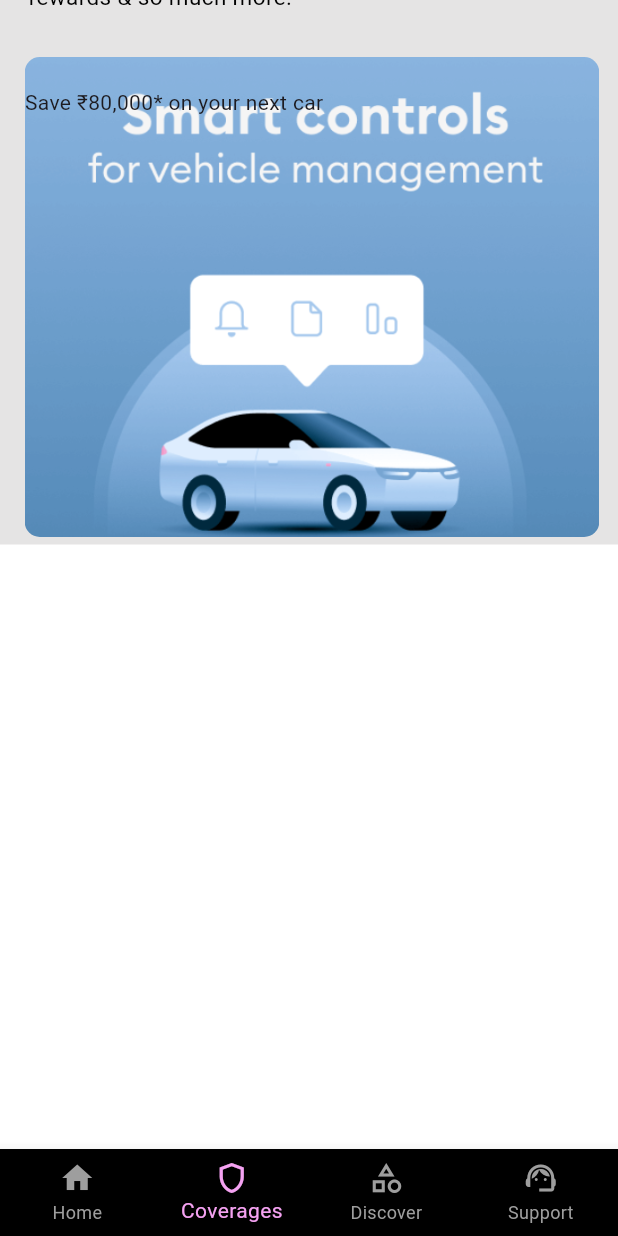
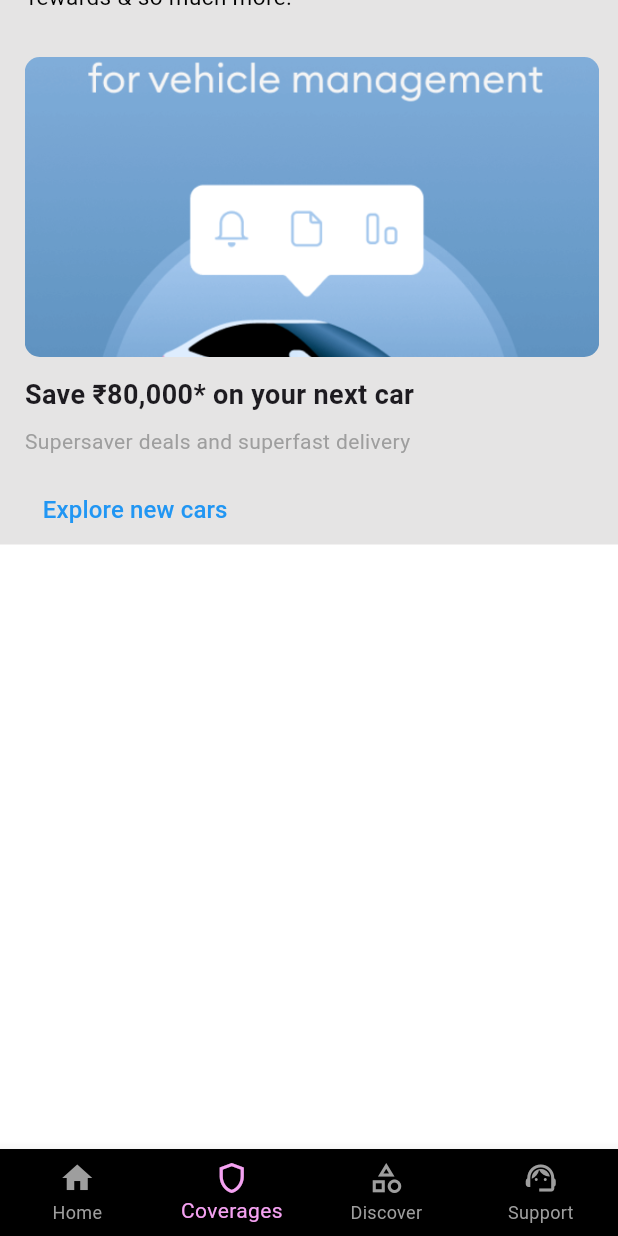
Before and after one commit to denilshaji2k/acko-clone, a Flutter app: the HomeView screen opened directly, item 2 of the bottom bar chosen, scrolled down 576 dp, on a phone screen of 412 x 824 dp. Run offline on Flutter 3.47's test engine with Material 3 defaults, Android fonts, the phone set to English and light mode, and no system bars; our stand-ins replace flutter_svg; Roboto replaces fonts that are missing (poppins).

Commit message:
alignment check

```diff
--- a/lib/view/navbar/coverages_view.dart
+++ b/lib/view/navbar/coverages_view.dart
@@ -285,9 +285,9 @@ class CoveragesView extends StatelessWidget {
                                 ];
 
                                 final texts1 = [
-                                  "    Supersaver deals and superfast delivery",
-                                  "          Instant online quote and free evaluation",
-                                  "             Premium maintenance at unbeatable prices",
+                                  "Supersaver deals and superfast delivery",
+                                  "Instant online quote and free evaluation",
+                                  "Premium maintenance at unbeatable prices",
                                 ];
                                 final button = [
                                   "Explore new cars",
@@ -296,12 +296,13 @@ class CoveragesView extends StatelessWidget {
                                 ];
 
                                 return Container(
-                                  margin:
-                                      const EdgeInsets.symmetric(horizontal: 8),
+                                  margin: const EdgeInsets.symmetric(horizontal: 8),
                                   width: 383,
-                                  child:
-                                      // Background image
+                                  child: Column(
+                                    crossAxisAlignment: CrossAxisAlignment.start,
+                                    children: [
                                       Container(
+                                        height: 200,
                                         decoration: BoxDecoration(
                                           borderRadius: BorderRadius.circular(10),
                                           image: DecorationImage(
@@ -309,13 +310,35 @@ class CoveragesView extends StatelessWidget {
                                             fit: BoxFit.cover,
                                           ),
                                         ),
-                                    child: Column(
-                                        crossAxisAlignment:
-                                            CrossAxisAlignment.start,
-                                        children: [
-                                          const SizedBox(height: 20),
-                                          Text(texts[index]),
-                                        ]),
+                                      ),
+                                      const SizedBox(height: 12),
+                                      Text(
+                                        texts[index],
+                                        style: const TextStyle(
+                                          fontSize: 18,
+                                          fontWeight: FontWeight.bold,
+                                        ),
+                                      ),
+                                      const SizedBox(height: 8),
+                                      Text(
+                                        texts1[index],
+                                        style: const TextStyle(
+                                          fontSize: 14,
+                                          color: Colors.grey,
+                                        ),
+                                      ),
+                                      const SizedBox(height: 12),
+                                      TextButton(
+                                        onPressed: () {},
+                                        child: Text(
+                                          button[index],
+                                          style: const TextStyle(
+                                            fontSize: 16,
+                                            color: Colors.blue,
+                                          ),
+                                        ),
+                                      ),
+                                    ],
                                   ),
                                 );
                               },
```
Lines whose indentation alone changed are shown as unchanged.
